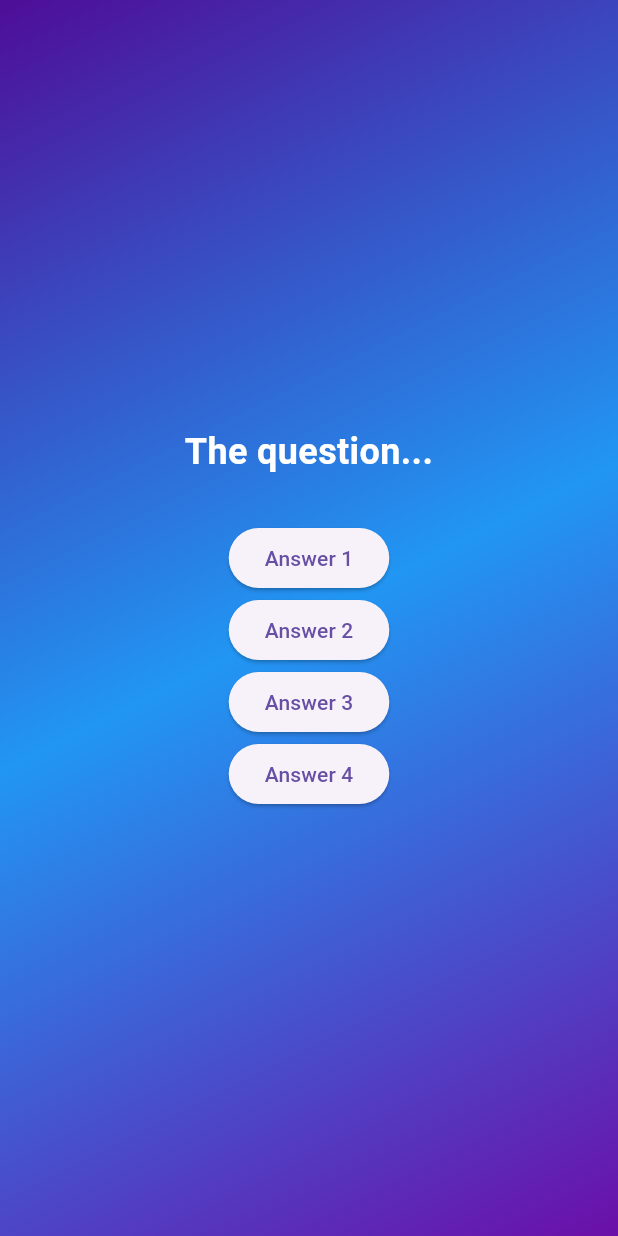
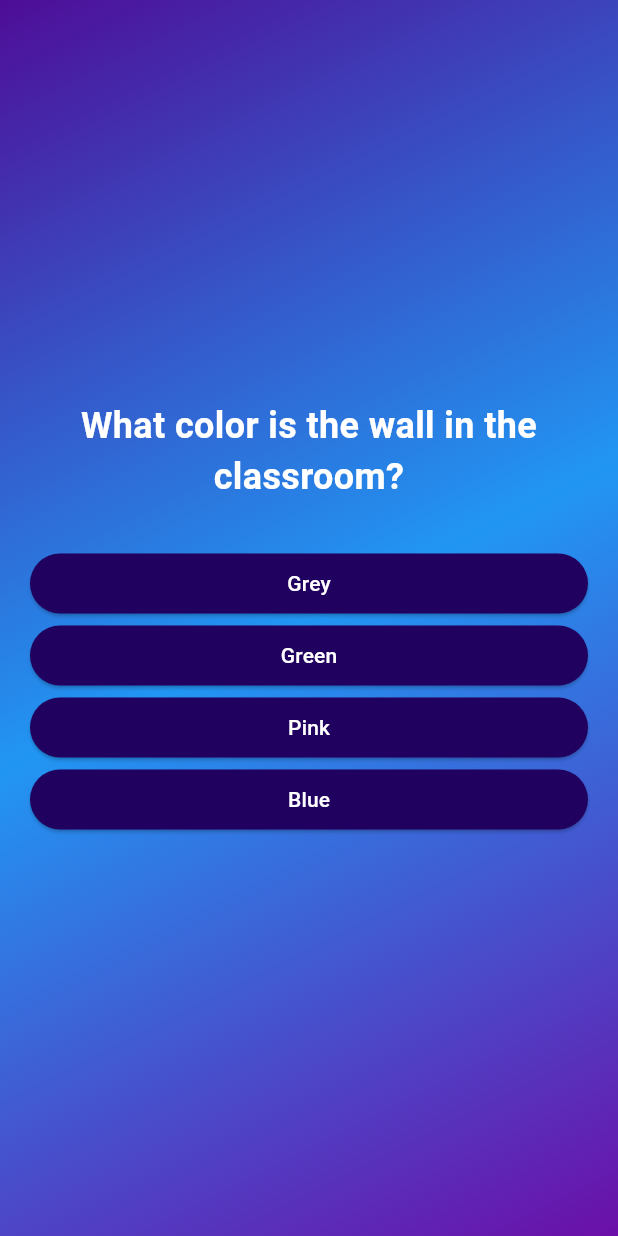
Before and after one commit to chris-zaharia/quiz_app, a Flutter app: the screen it shows after launch, after a tap on "Start Quiz", on a phone screen of 412 x 824 dp. Run offline on Flutter 3.47's test engine with Material 3 defaults, Android fonts, the phone set to English and light mode, and no system bars.

Commit message:
Created answer button and implemented on questions screen

```diff
--- a/lib/answer_button.dart
+++ b/lib/answer_button.dart
@@ -3,7 +3,9 @@ import 'package:flutter/material.dart';
 class AnswerButton extends StatelessWidget{
   const AnswerButton(
     {
-      required this.answerText,required this.onTap, super.key
+      required this.answerText,
+      required this.onTap,
+      super.key,
     }
   );
 
@@ -15,7 +17,14 @@ class AnswerButton extends StatelessWidget{
     return
     ElevatedButton(
       onPressed: onTap,
-      style: ElevatedButton.styleFrom(),
+      style: ElevatedButton.styleFrom(
+        backgroundColor: const Color.fromARGB(255, 33, 1, 95),
+        foregroundColor: Colors.white,
+        padding: const EdgeInsets.symmetric(
+          vertical: 10,
+          horizontal: 50,
+        )
+      ),
       child: Text(answerText),
     );
   }
--- a/lib/data/questions.dart
+++ b/lib/data/questions.dart
@@ -5,46 +5,46 @@ const questions = [
 QuizQuestion(
   'What color is the wall in the classroom?',
   [
-    'Grey' //Correct Answer
-    'Green'
-    'Pink'
-    'Blue'
+    'Grey', //Correct Answer
+    'Green',
+    'Pink',
+    'Blue',
   ]
 ),
 QuizQuestion(
   'Do we open the window in the classroom?',
   [
-    'Yes' //Correct Answer
-    'No'
-    'Maybe'
-    'So'
+    'Yes', //Correct Answer
+    'No',
+    'Maybe',
+    'So',
   ]
 ),
 QuizQuestion(
   'Does Professor Salayka enjoy using Apple Products?',
   [
-    'No' //Correct Answer
-    'Sometimes'
-    'Yes'
-    'All the time!'
+    'No', //Correct Answer
+    'Sometimes',
+    'Yes',
+    'All the time!',
   ]
 ),
 QuizQuestion(
   'Why does NYIT have bad food?',
   [
-    'They are cheap' //Correct Answer
-    'They dont have the time'
-    'They dont have the budget'
-    'You dont pay enough'
+    'They are cheap', //Correct Answer
+    'They dont have the time',
+    'They dont have the budget',
+    'You dont pay enough',
   ]
 ),
 QuizQuestion(
   'What is the first step in making GitHub commits',
   [
-    'Stage all changes' //Correct Answer
-    'Write a message'
-    'Commit'
-    'Commit and push'
+    'Stage all changes', //Correct Answer
+    'Write a message',
+    'Commit',
+    'Commit and push',
   ]
 ),
 ];
--- a/lib/questions_screen.dart
+++ b/lib/questions_screen.dart
@@ -1,4 +1,6 @@
 import 'package:flutter/material.dart';
+import 'package:quiz_app/answer_button.dart';
+import 'package:quiz_app/data/questions.dart';
 
 class QuestionsScreen extends StatefulWidget {
   const QuestionsScreen({super.key});
@@ -12,13 +14,18 @@ class QuestionsScreen extends StatefulWidget {
 class _QuestionsScreenState extends State<QuestionsScreen> {
   @override
   Widget build(context) {
+    final currentQuestion = questions[0];
     return SizedBox(
       width: double.infinity,
+      child: Container(
+        margin: const EdgeInsets.all(20),
         child: Column(
           mainAxisAlignment: MainAxisAlignment.center,
+          crossAxisAlignment: CrossAxisAlignment.stretch,
+
           children: [
-          const Text(
-            'The question...',
+            Text(
+              currentQuestion.text,
               style: TextStyle(
                 fontSize: 24,
                 color: Colors.white,
@@ -27,23 +34,16 @@ class _QuestionsScreenState extends State<QuestionsScreen> {
               textAlign: TextAlign.center,
             ),
             const SizedBox(height: 30),
-          ElevatedButton(
-            onPressed: () {},
-            child: const Text('Answer 1'),
-          ),
-          ElevatedButton(
-            onPressed: () {},
-            child: const Text('Answer 2'),
-          ),
-          ElevatedButton(
-            onPressed: () {},
-            child: const Text('Answer 3'),
-          ),
-          ElevatedButton(
-            onPressed: () {},
-            child: const Text('Answer 4'),
+            ...currentQuestion.answers.map(
+              (item) {
+                return AnswerButton(
+                  answerText: item,
+                  onTap: () {},
+                );
+              },
             ),
           ],
+        ),
       ),
     );
   }
```
Lines whose indentation alone changed are shown as unchanged.
